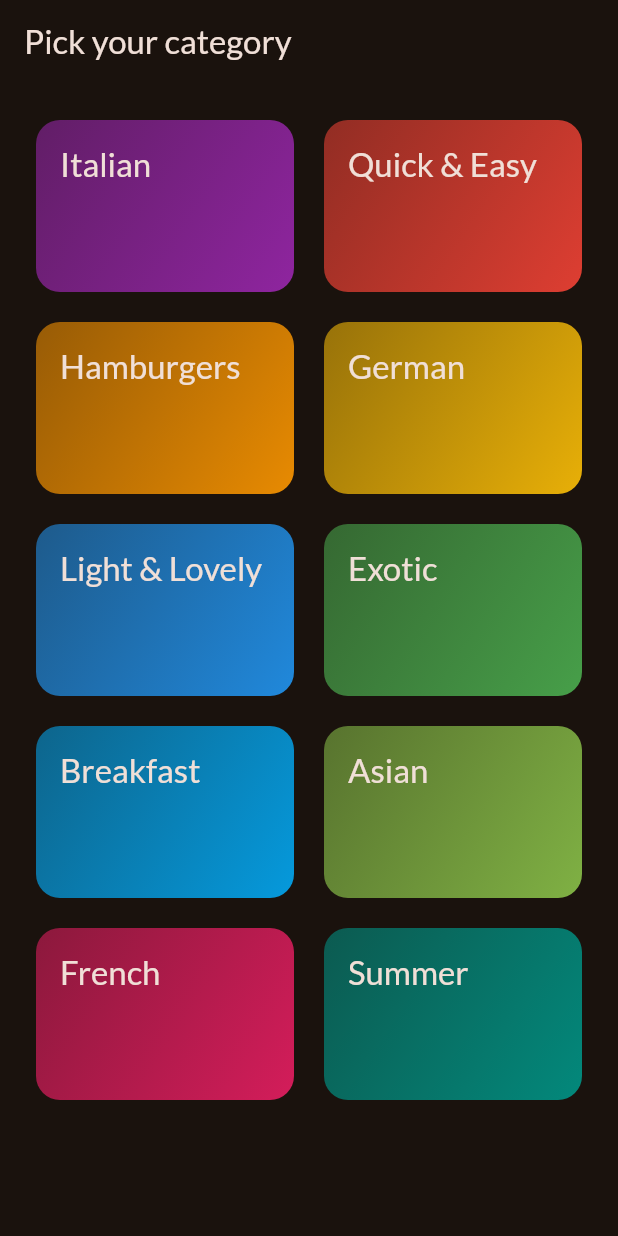
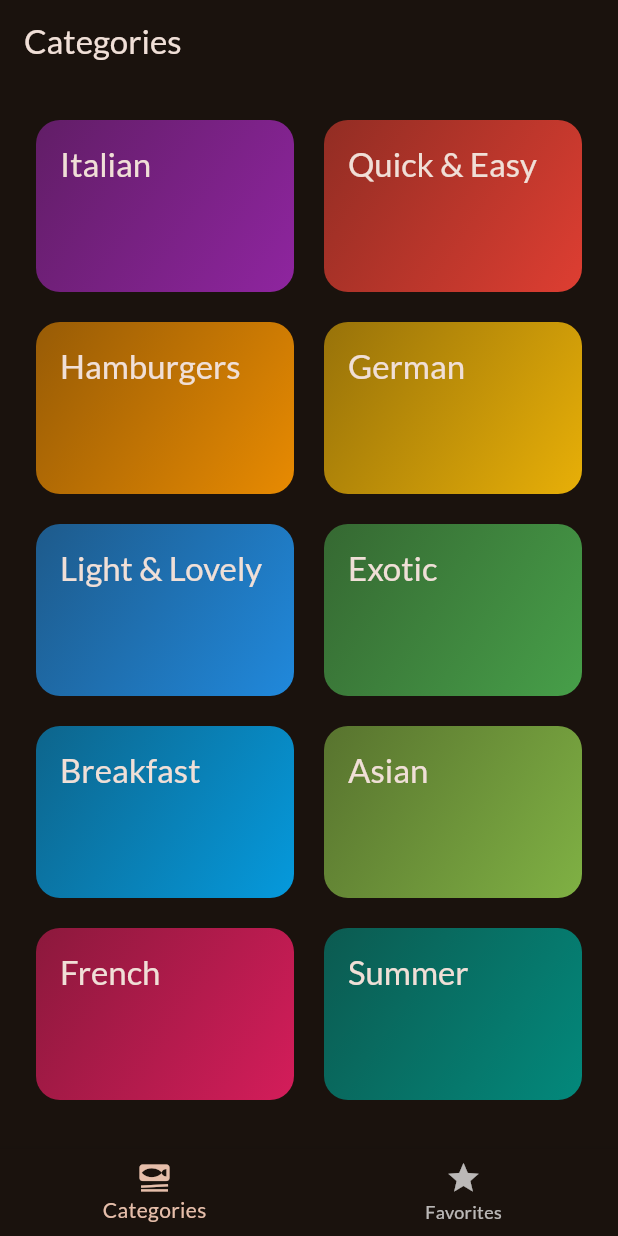
Before and after one commit to Belladonnixi/meals, a Flutter app: the screen it shows after launch, on a phone screen of 412 x 824 dp. Run offline on Flutter 3.47's test engine with Material 3 defaults, Android fonts, the phone set to English and light mode, and no system bars; our stand-ins replace google_fonts, transparent_image.

Commit message:
add tabBar

```diff
--- a/lib/main.dart
+++ b/lib/main.dart
@@ -1,6 +1,6 @@
 import 'package:flutter/material.dart';
 import 'package:google_fonts/google_fonts.dart';
-import 'package:meals_2/screens/categories_screen.dart';
+import 'package:meals_2/screens/tabs.dart';
 
 final theme = ThemeData(
   useMaterial3: true,
@@ -20,6 +20,9 @@
 
   @override
   Widget build(BuildContext context) {
-    return MaterialApp(theme: theme, home: const CategorieScreen());
+    return MaterialApp(
+      theme: theme,
+      home: const TabsScreen(),
+    );
   }
 }
--- a/lib/screens/categories_screen.dart
+++ b/lib/screens/categories_screen.dart
@@ -24,9 +24,7 @@
 
   @override
   Widget build(BuildContext context) {
-    return Scaffold(
-      appBar: AppBar(title: const Text('Pick your category')),
-      body: GridView(
+    return GridView(
       padding: const EdgeInsets.all(24),
       gridDelegate: const SliverGridDelegateWithFixedCrossAxisCount(
         crossAxisCount: 2,
@@ -45,7 +43,6 @@
         for (final category in availableCategories)
           CategoryGridItem(category: category),
          */
-      ),
     );
   }
 }
--- a/lib/screens/meals_screen.dart
+++ b/lib/screens/meals_screen.dart
@@ -4,9 +4,9 @@
 import 'package:meals_2/widgets/meal_item.dart';
 
 class MealsScreen extends StatelessWidget {
-  const MealsScreen({super.key, required this.title, required this.meals});
+  const MealsScreen({super.key, this.title, required this.meals});
 
-  final String title;
+  final String? title;
   final List<Meal> meals;
 
   void _selectMeal(BuildContext context, Meal meal) {
@@ -52,8 +52,12 @@
       );
     }
 
+    if (title == null) {
+      return content;
+    }
+
     return Scaffold(
-      appBar: AppBar(title: Text(title)),
+      appBar: AppBar(title: Text(title!)),
       body: content,
     );
   }
--- /dev/null
+++ b/lib/screens/tabs.dart
@@ -0,0 +1,52 @@
+import 'package:flutter/material.dart';
+import 'package:meals_2/screens/categories_screen.dart';
+import 'package:meals_2/screens/meals_screen.dart';
+
+class TabsScreen extends StatefulWidget {
+  const TabsScreen({super.key});
+
+  @override
+  State<TabsScreen> createState() => _TabsScreenState();
+}
+
+class _TabsScreenState extends State<TabsScreen> {
+  int _selectedPageIndex = 0;
+
+  void _selectPage(int index) {
+    setState(() {
+      _selectedPageIndex = index;
+    });
+  }
+
+  @override
+  Widget build(BuildContext context) {
+    Widget activePage = const CategorieScreen();
+    var activePageTitle = 'Categories';
+
+    if (_selectedPageIndex == 1) {
+      activePage = const MealsScreen(meals: []);
+      activePageTitle = 'Your Favorites';
+    }
+
+    return Scaffold(
+      appBar: AppBar(
+        title: Text(activePageTitle),
+      ),
+      body: activePage,
+      bottomNavigationBar: BottomNavigationBar(
+        onTap: _selectPage,
+        currentIndex: _selectedPageIndex,
+        items: const [
+          BottomNavigationBarItem(
+            icon: Icon(Icons.set_meal),
+            label: 'Categories',
+          ),
+          BottomNavigationBarItem(
+            icon: Icon(Icons.star),
+            label: 'Favorites',
+          ),
+        ],
+      ),
+    );
+  }
+}
```
Lines whose indentation alone changed are shown as unchanged.
